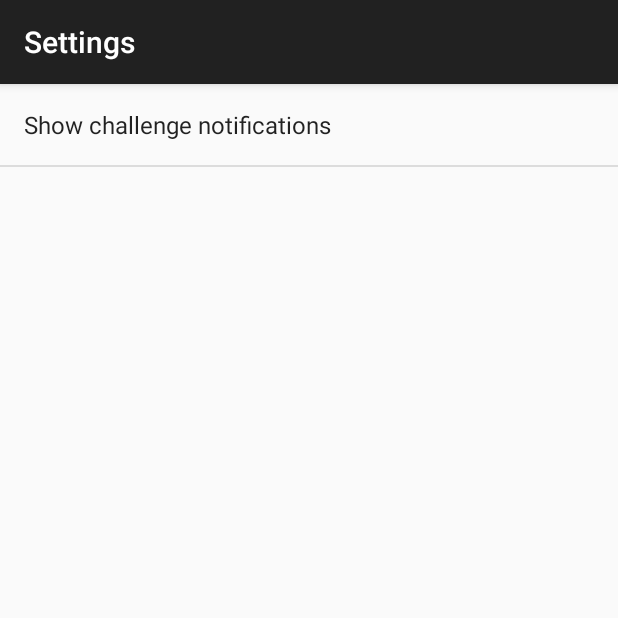
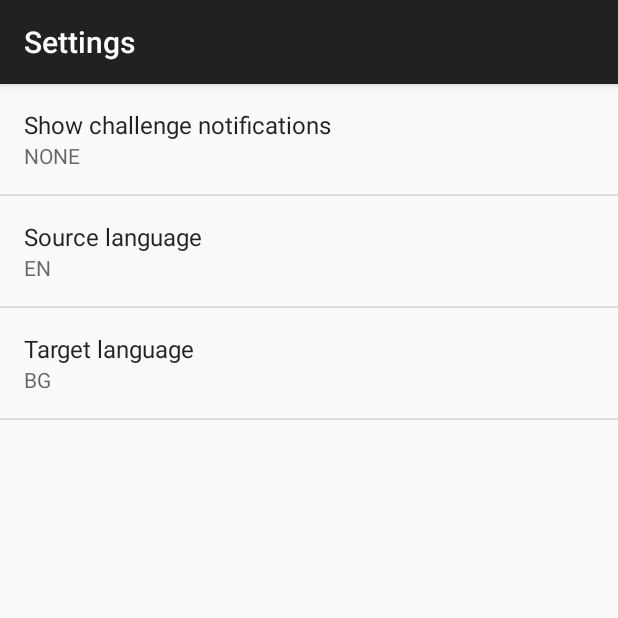
Before and after one commit to zarrro/dictpick, an Android app: the screen it shows after launch (SettingsActivity), in the options menu, after a tap on "Settings", on a phone screen of 412 x 824 dp, the top half of it. Run offline under Robolectric (Android 15) with nearby library versions, the phone set to English and light mode, and no system bars; network calls fail; 1 statement that could not run was skipped.

Commit message:
1. add languages settings, 2. display settings summary

```diff
--- a/app/src/main/java/com/peevs/dictpick/Constants.java
+++ b/app/src/main/java/com/peevs/dictpick/Constants.java
@@ -9,4 +9,5 @@ public final class Constants {
 
     public static final String S_LANG = "en";
     public static final String T_LANG = "bg";
+
 }
--- a/app/src/main/java/com/peevs/dictpick/settings/Settings.java
+++ b/app/src/main/java/com/peevs/dictpick/settings/Settings.java
@@ -2,7 +2,12 @@ package com.peevs.dictpick.settings;
 
 import android.content.SharedPreferences;
 import android.os.Bundle;
+import android.preference.EditTextPreference;
+import android.preference.ListPreference;
+import android.preference.MultiSelectListPreference;
+import android.preference.Preference;
 import android.preference.PreferenceFragment;
+import android.preference.PreferenceGroup;
 
 import com.peevs.dictpick.ChallengeManager;
 import com.peevs.dictpick.R;
@@ -21,16 +26,19 @@ public class Settings extends PreferenceFragment
     public void onCreate(Bundle savedInstanceState) {
         super.onCreate(savedInstanceState);
         addPreferencesFromResource(R.xml.preferences);
+        initSummary(getPreferenceScreen());
     }
 
 
     @Override
     public void onSharedPreferenceChanged(SharedPreferences sharedPreferences,
                                           String key) {
+
+        updatePrefSummary(findPreference(key));
+
         if (key.equals(PREF_KEY_RECURRING_CHALLENGE_FREQUENCY)) {
             ChallengeManager cm = new ChallengeManager(getActivity());
-            cm.setRecurringChallenge(
-                    sharedPreferences.getString(PREF_KEY_RECURRING_CHALLENGE_FREQUENCY, "NONE"));
+            cm.setRecurringChallenge(sharedPreferences.getString(key, "NONE"));
         }
     }
 
@@ -47,4 +55,35 @@ public class Settings extends PreferenceFragment
         getPreferenceScreen().getSharedPreferences()
                 .unregisterOnSharedPreferenceChangeListener(this);
     }
+
+    private void initSummary(Preference p) {
+        if (p instanceof PreferenceGroup) {
+            PreferenceGroup pGrp = (PreferenceGroup) p;
+            for (int i = 0; i < pGrp.getPreferenceCount(); i++) {
+                initSummary(pGrp.getPreference(i));
+            }
+        } else {
+            updatePrefSummary(p);
+        }
+    }
+
+    private void updatePrefSummary(Preference p) {
+        if (p instanceof ListPreference) {
+            ListPreference listPref = (ListPreference) p;
+            p.setSummary(listPref.getEntry());
+        }
+        if (p instanceof EditTextPreference) {
+            EditTextPreference editTextPref = (EditTextPreference) p;
+            if (p.getTitle().toString().contains("assword"))
+            {
+                p.setSummary("******");
+            } else {
+                p.setSummary(editTextPref.getText());
+            }
+        }
+        if (p instanceof MultiSelectListPreference) {
+            EditTextPreference editTextPref = (EditTextPreference) p;
+            p.setSummary(editTextPref.getText());
+        }
+    }
 }
--- a/app/src/main/res/values/arrays.xml
+++ b/app/src/main/res/values/arrays.xml
@@ -8,4 +8,9 @@
         <item>AGRESSIVE</item>
         <item>DEBUG</item>
     </string-array>
+    <string-array
+        name="language">
+        <item>EN</item>
+        <item>BG</item>
+    </string-array>
 </resources>
--- a/app/src/main/res/values/strings.xml
+++ b/app/src/main/res/values/strings.xml
@@ -7,6 +7,8 @@
     <string name="menu_settings">Settings</string>
 
     <string name="pref_challenge_notification">Show challenge notifications</string>
+    <string name="pref_source_language">Source language</string>
+    <string name="pref_target_language">Target language</string>
 
 
 </resources>
--- a/app/src/main/res/xml/preferences.xml
+++ b/app/src/main/res/xml/preferences.xml
@@ -2,10 +2,24 @@
 <PreferenceScreen xmlns:android="http://schemas.android.com/apk/res/android">
 
     <ListPreference
-        android:key="key_pref_challenge_notifications"
-        android:title="@string/pref_challenge_notification"
+        android:defaultValue="NONE"
         android:entries="@array/challenge_frequency"
         android:entryValues="@array/challenge_frequency"
-        android:defaultValue="NONE" />
+        android:key="key_pref_challenge_notifications"
+        android:title="@string/pref_challenge_notification" />
+
+    <ListPreference
+        android:defaultValue="EN"
+        android:entries="@array/language"
+        android:entryValues="@array/language"
+        android:key="key_pref_src_lang"
+        android:title="@string/pref_source_language" />
+
+    <ListPreference
+        android:defaultValue="BG"
+        android:entries="@array/language"
+        android:entryValues="@array/language"
+        android:key="key_pref_target_lang"
+        android:title="@string/pref_target_language" />
 
 </PreferenceScreen>
```
Also changed, not shown: app/src/main/java/com/peevs/dictpick/ExamActivity.java (+29 -4 lines), app/src/main/java/com/peevs/dictpick/ExamDbFacade.java (+85 -58 lines), app/src/main/java/com/peevs/dictpick/Language.java (added, +8 -0 lines), app/src/main/java/com/peevs/dictpick/NotificationPublisher.java (+11 -3 lines).
